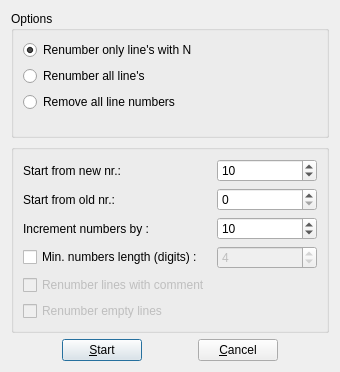
GCodeProjects/GCodeWorkShop, file src/renumberdialog.ui: the form before one commit.
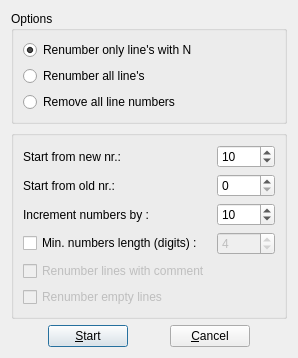
The form after the commit. Icons and pictures are not drawn.

Diff of the .ui file:
```diff
--- a/src/renumberdialog.ui
+++ b/src/renumberdialog.ui
@@ -9,8 +9,8 @@
    <rect>
     <x>0</x>
     <y>0</y>
-    <width>340</width>
-    <height>372</height>
+    <width>298</width>
+    <height>324</height>
    </rect>
   </property>
   <property name="sizePolicy">
@@ -27,19 +27,11 @@
   </property>
   <layout class="QVBoxLayout" name="verticalLayout_5">
    <item>
-    <layout class="QVBoxLayout" name="verticalLayout_3">
-     <item>
-      <layout class="QVBoxLayout" name="verticalLayout">
-       <item>
-        <layout class="QVBoxLayout" name="verticalLayout_4">
-         <item>
           <widget class="QGroupBox" name="groupBox_2">
            <property name="title">
             <string>Options</string>
            </property>
-           <layout class="QFormLayout" name="formLayout">
-            <item row="0" column="0">
-             <layout class="QGridLayout" name="gridLayout">
+     <layout class="QGridLayout" name="gridLayout_3">
               <item row="0" column="0">
                <widget class="QRadioButton" name="mRenumLines">
                 <property name="text">
@@ -71,48 +63,35 @@
                </widget>
               </item>
              </layout>
-            </item>
-           </layout>
-          </widget>
-         </item>
-        </layout>
+    </widget>
        </item>
        <item>
         <widget class="QGroupBox" name="groupBox">
          <property name="title">
           <string/>
          </property>
-         <layout class="QVBoxLayout" name="verticalLayout_2">
-          <item>
-           <layout class="QGridLayout" name="gridLayout_2">
-            <item row="0" column="0">
+     <layout class="QGridLayout" name="gridLayout">
+      <item row="1" column="0">
              <widget class="QLabel" name="fromlabel">
               <property name="text">
                <string>Start from new nr.:</string>
               </property>
              </widget>
             </item>
-            <item row="0" column="1">
-             <widget class="QSpinBox" name="startAtInput">
-              <property name="minimum">
-               <number>1</number>
-              </property>
-              <property name="maximum">
-               <number>9999</number>
-              </property>
-              <property name="value">
-               <number>10</number>
-              </property>
-             </widget>
-            </item>
-            <item row="1" column="0">
-             <widget class="QLabel" name="startAtlabel">
-              <property name="text">
-               <string>Start from old nr.:</string>
-              </property>
-             </widget>
-            </item>
             <item row="1" column="1">
+       <widget class="QSpinBox" name="startAtInput">
+        <property name="minimum">
+         <number>1</number>
+        </property>
+        <property name="maximum">
+         <number>9999</number>
+        </property>
+        <property name="value">
+         <number>10</number>
+        </property>
+       </widget>
+      </item>
+      <item row="2" column="1">
              <widget class="QSpinBox" name="formInput">
               <property name="maximum">
                <number>9999</number>
@@ -122,31 +101,17 @@
               </property>
              </widget>
             </item>
-            <item row="2" column="0">
-             <widget class="QLabel" name="inclabel">
-              <property name="text">
-               <string>Increment numbers by :</string>
-              </property>
-             </widget>
-            </item>
-            <item row="2" column="1">
-             <widget class="QSpinBox" name="incInput">
-              <property name="maximum">
-               <number>9999</number>
-              </property>
-              <property name="value">
-               <number>10</number>
-              </property>
-             </widget>
-            </item>
-            <item row="3" column="0">
-             <widget class="QCheckBox" name="mCheckDivide">
-              <property name="text">
-               <string>Min. numbers length (digits) :</string>
-              </property>
-             </widget>
-            </item>
             <item row="3" column="1">
+       <widget class="QSpinBox" name="incInput">
+        <property name="maximum">
+         <number>9999</number>
+        </property>
+        <property name="value">
+         <number>10</number>
+        </property>
+       </widget>
+      </item>
+      <item row="4" column="1">
              <widget class="QSpinBox" name="mSpinBox">
               <property name="enabled">
                <bool>false</bool>
@@ -162,7 +127,28 @@
               </property>
              </widget>
             </item>
+      <item row="2" column="0">
+       <widget class="QLabel" name="startAtlabel">
+        <property name="text">
+         <string>Start from old nr.:</string>
+        </property>
+       </widget>
+      </item>
+      <item row="3" column="0">
+       <widget class="QLabel" name="inclabel">
+        <property name="text">
+         <string>Increment numbers by :</string>
+        </property>
+       </widget>
+      </item>
             <item row="4" column="0">
+       <widget class="QCheckBox" name="mCheckDivide">
+        <property name="text">
+         <string>Min. numbers length (digits) :</string>
+        </property>
+       </widget>
+      </item>
+      <item row="5" column="0">
              <widget class="QCheckBox" name="mRenumWithComm">
               <property name="enabled">
                <bool>false</bool>
@@ -172,7 +158,7 @@
               </property>
              </widget>
             </item>
-            <item row="5" column="0">
+      <item row="6" column="0">
              <widget class="QCheckBox" name="mRenumEmpty">
               <property name="enabled">
                <bool>false</bool>
@@ -183,13 +169,7 @@
              </widget>
             </item>
            </layout>
-          </item>
-         </layout>
-        </widget>
-       </item>
-      </layout>
-     </item>
-    </layout>
+    </widget>
    </item>
    <item>
     <layout class="QHBoxLayout" name="horizontalLayout">
```
Left out of the diff: 12 changed lines with no effect on the pictures. Lines whose indentation alone changed are shown as unchanged.
